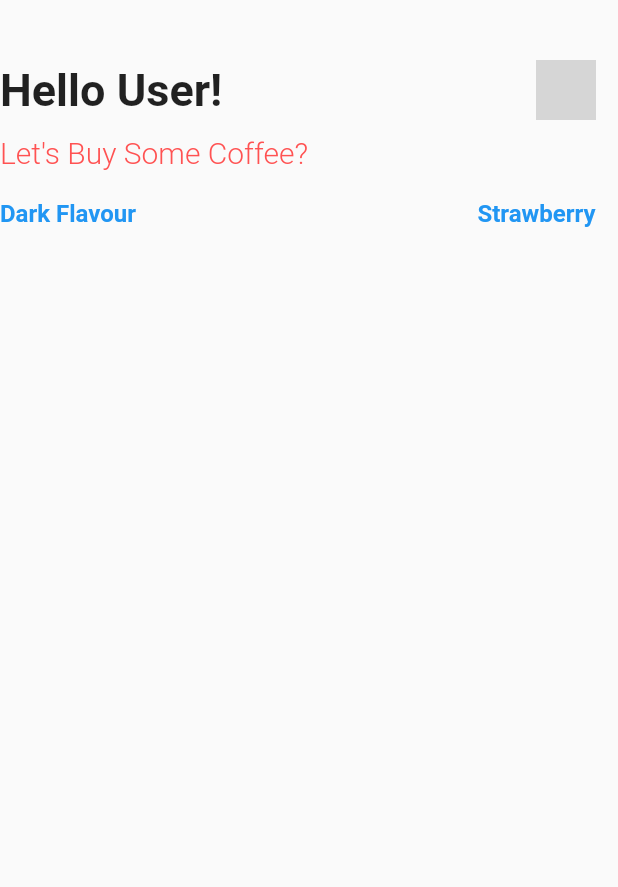
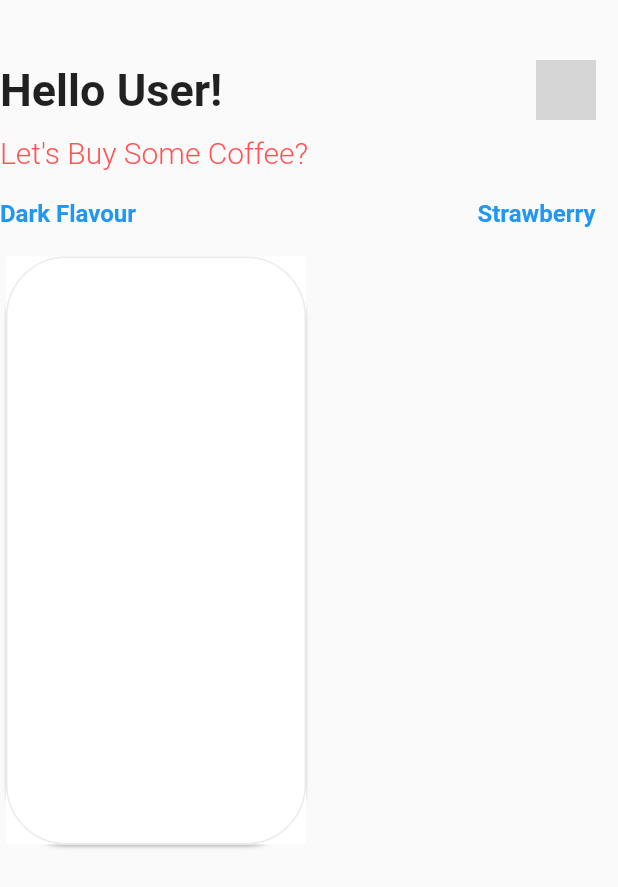
Before and after one commit to Godslovelee/Flutter_UI_challenges_Playlist, a Flutter app: the screen it shows after launch, on a phone screen of 412 x 824 dp. Shown: the top 887 px of the screen. Run offline on Flutter 3.47's test engine with Material 2 defaults, Android fonts, the phone set to English and light mode, and no system bars; grey boxes are pictures that could not be loaded.

Commit message:
"Added-Container"

```diff
--- a/lib/coffee_ui_display/home.dart
+++ b/lib/coffee_ui_display/home.dart
@@ -81,6 +81,20 @@ class _HomeScreenState extends State<HomeScreen> {
             child: ListView(
               scrollDirection: Axis.horizontal,
               children: [
+                Card(
+                  shape: RoundedRectangleBorder(
+                    borderRadius: BorderRadius.circular(40), // if you need this
+                    side: BorderSide(
+                      color: Colors.grey.withOpacity(0.2),
+                      width: 1,
+                    ),
+                  ),
+                  child: Container(
+                    color: Colors.white,
+                    width: 200,
+                    height: 200,
+                  ),
+                )
 
               ],
             ),
```
